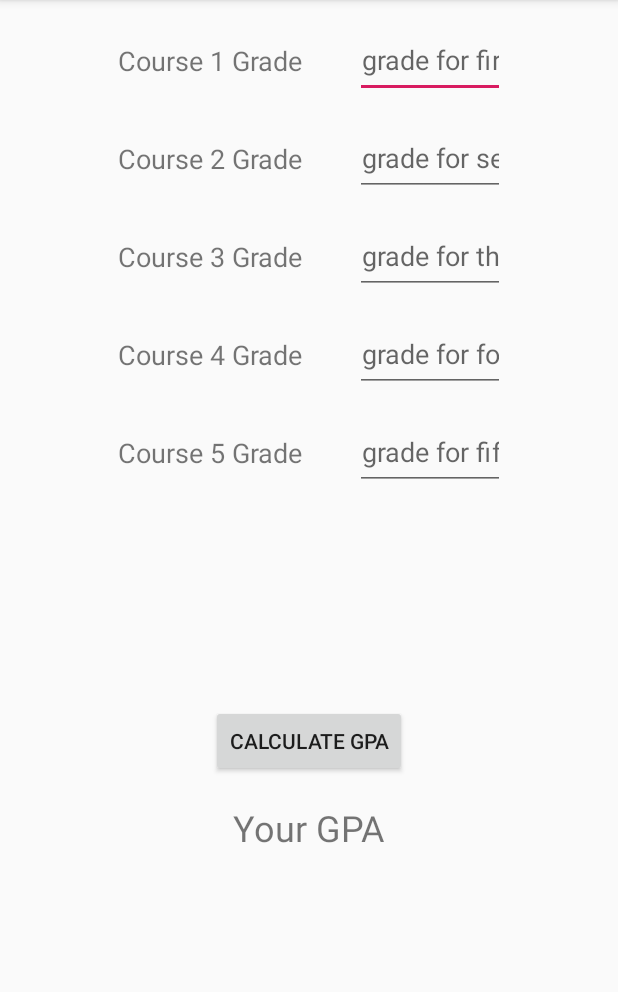
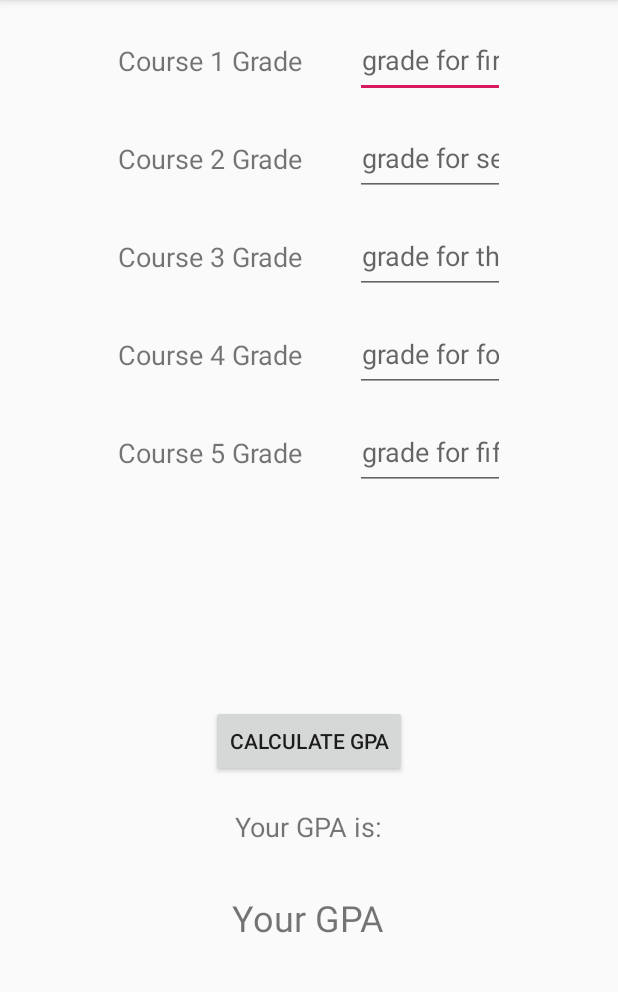
Before and after one commit to HannumC/GPA_Hannumc1_Calculator, an Android app: the screen it shows after launch (MainActivity), on a phone screen of 412 x 824 dp, the part 84-1076 px from its top. Run offline under Robolectric (Android 15) with nearby library versions, the phone set to English and light mode, and no system bars.

Commit message:
Final Edit

```diff
--- a/app/src/main/res/layout/activity_main.xml
+++ b/app/src/main/res/layout/activity_main.xml
@@ -153,10 +153,25 @@
         android:id="@+id/DispGPA"
         android:layout_width="wrap_content"
         android:layout_height="wrap_content"
-        android:layout_marginBottom="200dp"
+        android:layout_marginBottom="140dp"
         android:text="@string/DispGPA"
         android:textSize="24sp"
         app:layout_constraintBottom_toBottomOf="parent"
         app:layout_constraintEnd_toEndOf="parent"
+        app:layout_constraintHorizontal_bias="0.498"
         app:layout_constraintStart_toStartOf="parent" />
+
+    <TextView
+        android:id="@+id/textView3"
+        android:layout_width="wrap_content"
+        android:layout_height="wrap_content"
+        android:layout_marginStart="167dp"
+        android:layout_marginEnd="167dp"
+        android:layout_marginBottom="32dp"
+        android:text="Your GPA is:"
+        android:textSize="18sp"
+        app:layout_constraintBottom_toTopOf="@+id/DispGPA"
+        app:layout_constraintEnd_toEndOf="parent"
+        app:layout_constraintStart_toStartOf="parent" />
+
 </androidx.constraintlayout.widget.ConstraintLayout>
```
